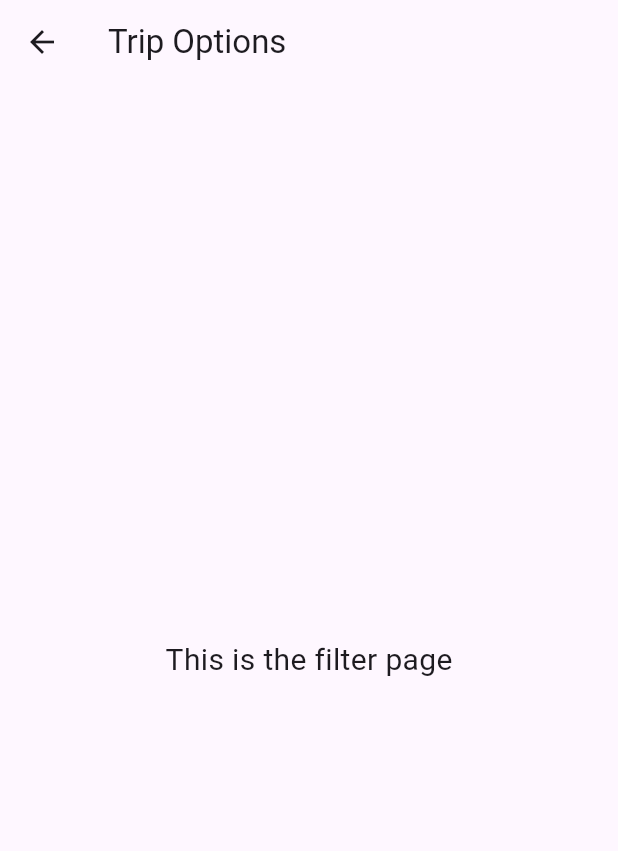
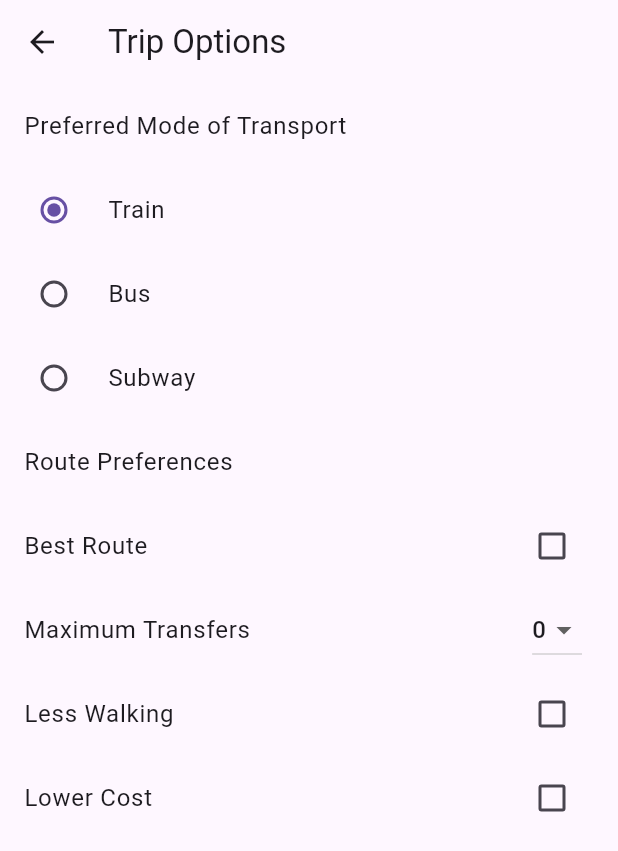
Before and after one commit to samuel-bazinet/hci_mobile_prototype, a Flutter app: the Filter screen opened directly, on a phone screen of 412 x 824 dp. Shown: the top 851 px of the screen. Run offline on Flutter 3.47's test engine with Material 3 defaults, Android fonts, the phone set to English and light mode, and no system bars; our stand-ins replace flutter_map, latlong2, location.

Commit message:
Finished settings and filters

```diff
--- a/lib/Filter.dart
+++ b/lib/Filter.dart
@@ -1,17 +1,109 @@
+// ignore_for_file: library_private_types_in_public_api
+
 import 'package:flutter/material.dart';
 
-class Filter extends StatelessWidget {
+enum TransportMode { train, bus, subway }
+
+class Filter extends StatefulWidget {
+  const Filter({Key? key}) : super(key: key);
+
+  @override
+  _FilterState createState() => _FilterState();
+}
+
+class _FilterState extends State<Filter> {
+  TransportMode _mode = TransportMode.train;
+  bool _bestRoute = false;
+  bool _lessWalking = false;
+  bool _lowerCost = false;
+  int _transfers = 0;
+
   @override
   Widget build(BuildContext context) {
     return Scaffold(
       appBar: AppBar(
-        title: Text('Trip Options'),
+        title: const Text('Trip Options'),
       ),
-      body: Center(
-        child: Text(
-          'This is the filter page',
-          style: TextStyle(fontSize: 20.0),
-        ),
+      body: ListView(
+        children: <Widget>[
+          const ListTile(title: Text('Preferred Mode of Transport')),
+          RadioListTile<TransportMode>(
+            title: const Text('Train'),
+            value: TransportMode.train,
+            groupValue: _mode,
+            onChanged: (TransportMode? value) {
+              setState(() {
+                _mode = value!;
+              });
+            },
+          ),
+          RadioListTile<TransportMode>(
+            title: const Text('Bus'),
+            value: TransportMode.bus,
+            groupValue: _mode,
+            onChanged: (TransportMode? value) {
+              setState(() {
+                _mode = value!;
+              });
+            },
+          ),
+          RadioListTile<TransportMode>(
+            title: const Text('Subway'),
+            value: TransportMode.subway,
+            groupValue: _mode,
+            onChanged: (TransportMode? value) {
+              setState(() {
+                _mode = value!;
+              });
+            },
+          ),
+          const ListTile(title: Text('Route Preferences')),
+          CheckboxListTile(
+            title: const Text('Best Route'),
+            value: _bestRoute,
+            onChanged: (bool? value) {
+              setState(() {
+                _bestRoute = value!;
+              });
+            },
+          ),
+          ListTile(
+            title: const Text('Maximum Transfers'),
+            trailing: DropdownButton<int>(
+              value: _transfers,
+              items:
+                  <int>[0, 1, 2, 3, 4].map<DropdownMenuItem<int>>((int value) {
+                return DropdownMenuItem<int>(
+                  value: value,
+                  child: Text(value.toString()),
+                );
+              }).toList(),
+              onChanged: (int? newValue) {
+                setState(() {
+                  _transfers = newValue!;
+                });
+              },
+            ),
+          ),
+          CheckboxListTile(
+            title: const Text('Less Walking'),
+            value: _lessWalking,
+            onChanged: (bool? value) {
+              setState(() {
+                _lessWalking = value!;
+              });
+            },
+          ),
+          CheckboxListTile(
+            title: const Text('Lower Cost'),
+            value: _lowerCost,
+            onChanged: (bool? value) {
+              setState(() {
+                _lowerCost = value!;
+              });
+            },
+          ),
+        ],
       ),
     );
   }
--- a/lib/PlanRoute.dart
+++ b/lib/PlanRoute.dart
@@ -20,7 +20,7 @@ class PlanRoutePage extends StatelessWidget {
             },
           ),
           IconButton(
-            icon: const Icon(Icons.edit),
+            icon: const Icon(Icons.filter_alt),
             onPressed: () {
               Navigator.push(
                 context,
```
Also changed, not shown: lib/Settings.dart (+14 -0 lines).
